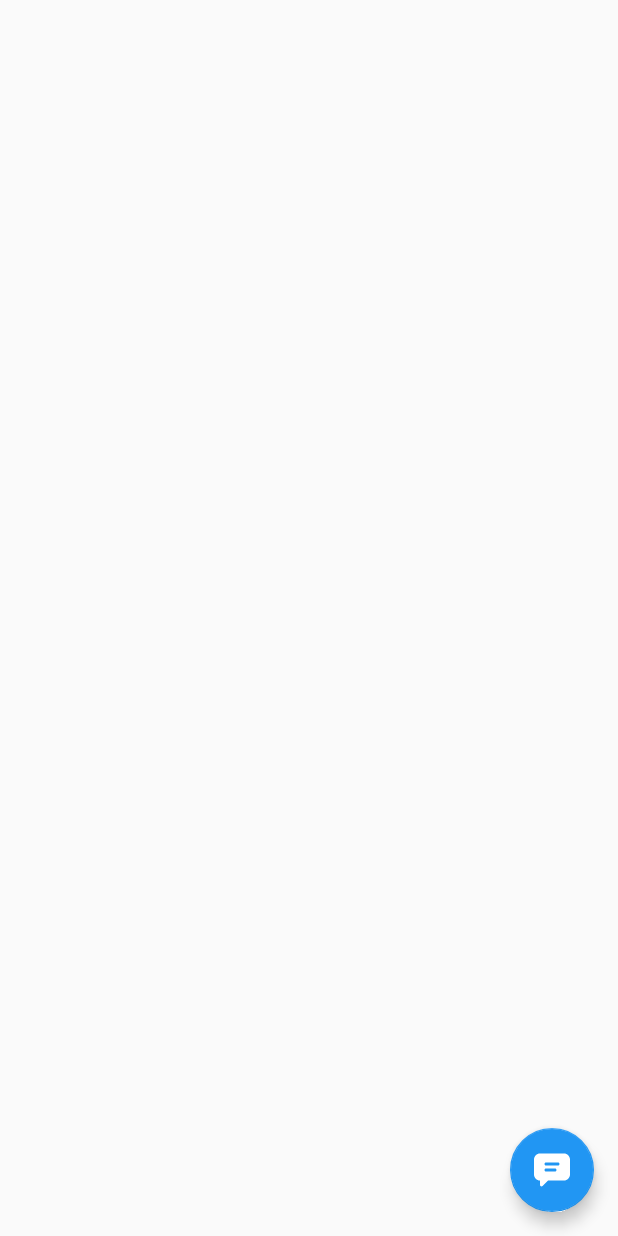
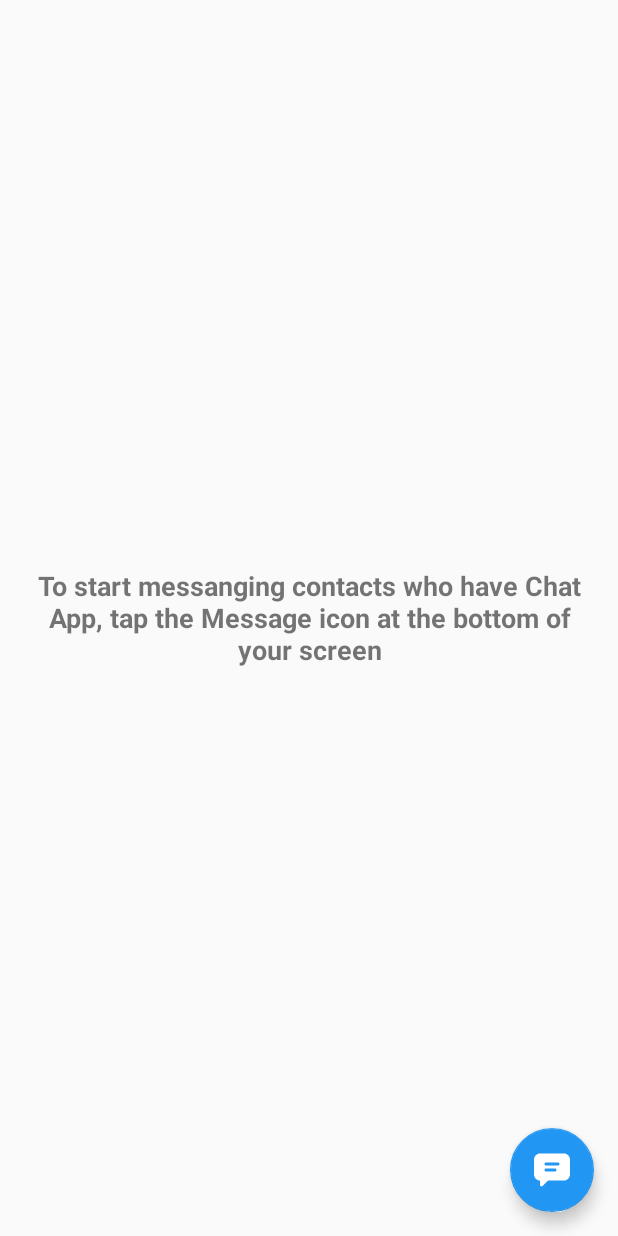
Before and after one commit to ShamxAli/Chat-App, an Android app: the screen it shows after launch once a user with an empty profile is signed in (RecentChats), on a phone screen of 412 x 824 dp. Run offline under Robolectric (Android 15) with nearby library versions, the phone set to English and light mode, and no system bars; our stand-ins replace Firebase (no records; nobody signed in at launch, a user with empty details on screens opened directly); 1 statement that could not run was skipped.

Commit message:
recent chats model redefined + UI improved

```diff
--- a/app/src/main/AndroidManifest.xml
+++ b/app/src/main/AndroidManifest.xml
@@ -12,8 +12,8 @@
         android:roundIcon="@mipmap/ic_launcher_round"
         android:supportsRtl="true"
         android:theme="@style/AppTheme">
-        <activity android:name=".AccountActivity"></activity>
-        <activity android:name=".InfoActivity" />
+        <activity android:name=".image_account.AccountActivity"></activity>
+        <activity android:name=".image_account.InfoActivity" />
         <activity android:name=".RecentChats" />
         <activity
             android:name=".chat.ChatActivity"
--- a/app/src/main/java/com/startup/chatapp/RecentChats.java
+++ b/app/src/main/java/com/startup/chatapp/RecentChats.java
@@ -17,6 +17,7 @@ import android.os.Bundle;
 import android.provider.ContactsContract;
 import android.util.Log;
 import android.view.View;
+import android.widget.TextView;
 import android.widget.Toast;
 
 import com.google.android.material.floatingactionbutton.FloatingActionButton;
@@ -39,7 +40,7 @@ public class RecentChats extends AppCompatActivity implements RecentAdapter.OnIt
     RecyclerView recyclerView;
     RecentAdapter recentAdapter;
     Context context;
-    boolean chkRunning;
+    TextView tvFirstInfo;
 
     ArrayList<ContactsModel> arrayList = new ArrayList<>();
     ArrayList<RecentChatsModel> recentChatsArrayList = new ArrayList<>();
@@ -53,7 +54,6 @@ public class RecentChats extends AppCompatActivity implements RecentAdapter.OnIt
         context = this;
         initViews();
         Log.d("TAGTAG", "onCreate: called");
-        chkRunning = true;
 
         // Read contacts
         readContacts();
@@ -65,7 +65,9 @@ public class RecentChats extends AppCompatActivity implements RecentAdapter.OnIt
 
         //----------------------------------------------------------------------------------
         // REGISTER LISTENER
-        FirebaseDatabase.getInstance().getReference("RecentChatsModel").child(FirebaseAuth.getInstance().getCurrentUser().getUid()).addValueEventListener(mListener);
+        FirebaseDatabase.getInstance().getReference("RecentChatsModel").
+                child(FirebaseAuth.getInstance().
+                        getCurrentUser().getUid()).addValueEventListener(mListener);
 
 
         LinkedHashSet<RecentChatsModel> hashSet = new LinkedHashSet<>(recentChatsArrayList);
@@ -83,11 +85,13 @@ public class RecentChats extends AppCompatActivity implements RecentAdapter.OnIt
                 Log.d("TAGTAG", "onDataChange: added called");
                 // Clearing the list..
                 recentChatsArrayList.clear();
+                if (dataSnapshot != null) {
+                    recyclerView.setVisibility(View.VISIBLE);
+                }
                 // ...
                 for (DataSnapshot child : dataSnapshot.getChildren()) {
 
                     RecentChatsModel recentChatsModel = child.getValue(RecentChatsModel.class);
-                    Log.d("MyError", "onDataChange: " + recentChatsModel.getPhone());
 
                     // comparing number numbers
 
@@ -95,6 +99,7 @@ public class RecentChats extends AppCompatActivity implements RecentAdapter.OnIt
                         if (recentChatsModel.getPhone().equals(contactsModel.getContactNumber())) {
                             recentChatsModel.setName(contactsModel.getContactName());
                             recentChatsArrayList.add(recentChatsModel);
+                            tvFirstInfo.setVisibility(View.INVISIBLE);
                         }
                     }
                     recentAdapter.notifyDataSetChanged();
@@ -133,6 +138,7 @@ public class RecentChats extends AppCompatActivity implements RecentAdapter.OnIt
     private void initViews() {
         fab = findViewById(R.id.fab);
         recyclerView = findViewById(R.id.recyclerview_recent);
+        tvFirstInfo = findViewById(R.id.tv_first_info);
     }
 
     // Fab icon click...
@@ -219,7 +225,7 @@ public class RecentChats extends AppCompatActivity implements RecentAdapter.OnIt
     public void onRequestPermissionsResult(int requestCode, @NonNull String[] permissions, @NonNull int[] grantResults) {
         super.onRequestPermissionsResult(requestCode, permissions, grantResults);
 
-        if (grantResults.length > 0 & grantResults[0]== PackageManager.PERMISSION_GRANTED) {
+        if (grantResults.length > 0 & grantResults[0] == PackageManager.PERMISSION_GRANTED) {
             Toast.makeText(context, "Permission Granted", Toast.LENGTH_SHORT).show();
         } else {
             Toast.makeText(context, "Permission not granted", Toast.LENGTH_SHORT).show();
--- a/app/src/main/java/com/startup/chatapp/Upload.java
+++ b/app/src/main/java/com/startup/chatapp/model/Upload.java
@@ -1,12 +1,10 @@
-package com.startup.chatapp;
+package com.startup.chatapp.model;
 
 import java.io.Serializable;
 
 public class Upload implements Serializable {
 
     String name;
-
-
     String url;
 
 
--- a/app/src/main/java/com/startup/chatapp/phoneauthentication/VerificationActivity.java
+++ b/app/src/main/java/com/startup/chatapp/phoneauthentication/VerificationActivity.java
@@ -9,7 +9,6 @@ import android.os.CountDownTimer;
 import android.text.TextUtils;
 import android.util.Log;
 import android.view.View;
-import android.widget.Button;
 import android.widget.EditText;
 import android.widget.TextView;
 import android.widget.Toast;
@@ -23,10 +22,7 @@ import com.google.firebase.auth.PhoneAuthCredential;
 import com.google.firebase.auth.PhoneAuthProvider;
 import com.google.firebase.database.DatabaseReference;
 import com.google.firebase.database.FirebaseDatabase;
-import com.startup.chatapp.InfoActivity;
-import com.startup.chatapp.MainActivity;
-import com.startup.chatapp.RecentChats;
-import com.startup.chatapp.chat.ChatActivity;
+import com.startup.chatapp.image_account.InfoActivity;
 import com.startup.chatapp.model.Person;
 import com.startup.chatapp.R;
 import com.tuyenmonkey.mkloader.MKLoader;
--- a/app/src/main/res/layout/activity_account.xml
+++ b/app/src/main/res/layout/activity_account.xml
@@ -5,7 +5,7 @@
     android:layout_width="match_parent"
     android:background="@color/white"
     android:layout_height="match_parent"
-    tools:context=".AccountActivity">
+    tools:context=".image_account.AccountActivity">
 
 
     <!--    Adding toolbar-->
--- a/app/src/main/res/layout/activity_recent_chats.xml
+++ b/app/src/main/res/layout/activity_recent_chats.xml
@@ -7,9 +7,13 @@
     android:fitsSystemWindows="true"
     tools:context=".RecentChats">
 
+
+
     <androidx.recyclerview.widget.RecyclerView
         android:id="@+id/recyclerview_recent"
         android:layout_width="match_parent"
+        tools:visibility="invisible"
+        android:visibility="invisible"
         android:layout_height="match_parent"
         tools:listitem="@layout/recycler_view_item" />
 
@@ -25,4 +29,18 @@
         android:onClick="fabClick"
         android:src="@drawable/ic_comment2" />
 
+    <TextView
+        android:id="@+id/tv_first_info"
+        android:textStyle="bold"
+        android:layout_width="wrap_content"
+        android:textSize="18sp"
+        android:layout_centerInParent="true"
+        android:minLines="2"
+        android:gravity="center"
+        android:layout_marginEnd="20dp"
+        android:layout_marginStart="20dp"
+        android:layout_height="wrap_content"
+        android:layout_marginTop="0dp"
+        android:text="To start messanging contacts who have Chat App, tap the Message icon at the bottom of your screen" />
+
 </RelativeLayout>
```
Also changed, not shown: app/src/main/java/com/startup/chatapp/MainActivity.java (+7 -6 lines), app/src/main/java/com/startup/chatapp/chat/ChatActivity.java (+11 -5 lines), app/src/main/java/com/startup/chatapp/image_account/AccountActivity.java (renamed from app/src/main/java/com/startup/chatapp/AccountActivity.java, +4 -5 lines), app/src/main/java/com/startup/chatapp/image_account/InfoActivity.java (renamed from app/src/main/java/com/startup/chatapp/InfoActivity.java, +5 -3 lines), app/src/main/res/layout/activity_info.xml (+54 -15 lines).
